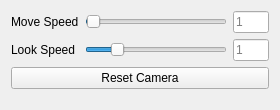
VRGroupRWTH/pli_view, file include/pli_vis/ui/plugins/interactor_toolbox.ui: the form before one commit.
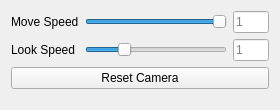
The form after the commit.

Diff of the .ui file:
```diff
--- a/include/pli_vis/ui/plugins/interactor_toolbox.ui
+++ b/include/pli_vis/ui/plugins/interactor_toolbox.ui
@@ -64,7 +64,7 @@
       <number>10000</number>
      </property>
      <property name="value">
-      <number>2000</number>
+      <number>2500</number>
      </property>
      <property name="orientation">
       <enum>Qt::Horizontal</enum>
@@ -150,10 +150,10 @@
       <number>10000</number>
      </property>
      <property name="value">
-      <number>100</number>
+      <number>10000</number>
      </property>
      <property name="sliderPosition">
-      <number>100</number>
+      <number>10000</number>
      </property>
      <property name="orientation">
       <enum>Qt::Horizontal</enum>
```
